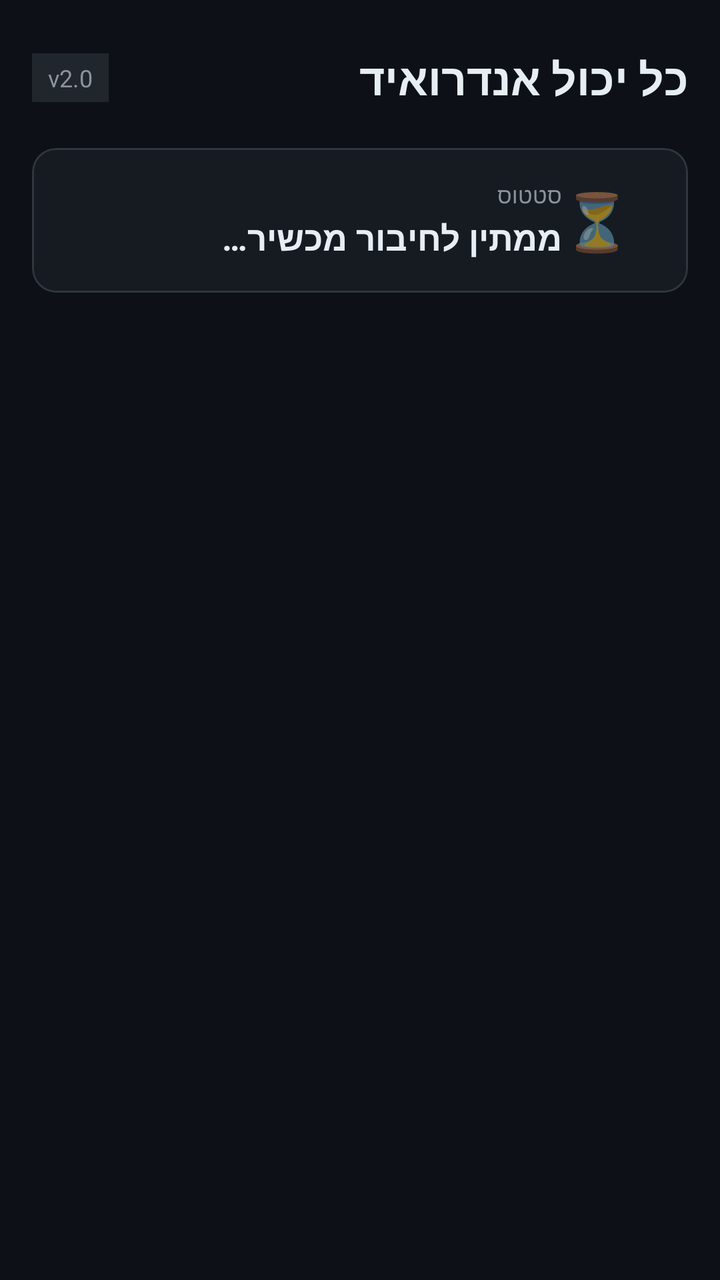
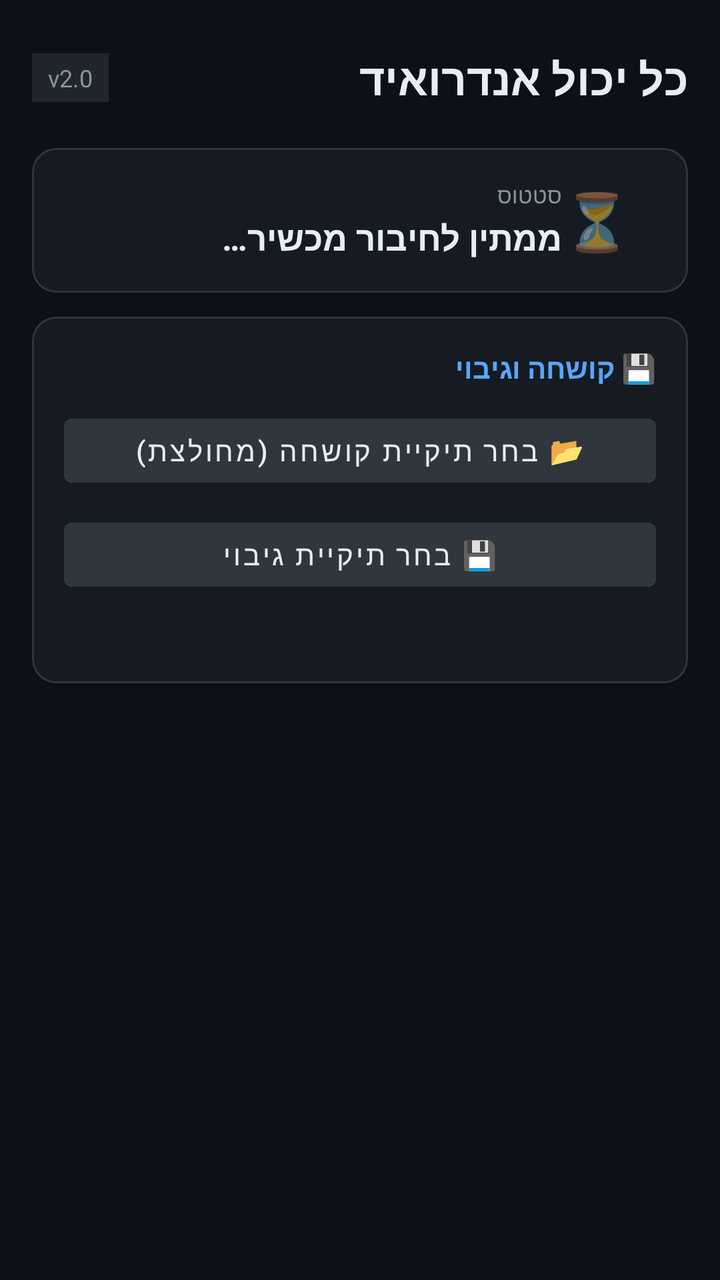

Before-and-after screenshots of an Android layout around one commit, followed by the original layout XML and the change that was made.
<!-- AndroidManifest.xml: application theme Theme.KulYacholAndroid -->
<!-- res/layout/activity_main.xml -->
<?xml version="1.0" encoding="utf-8"?>
<ScrollView xmlns:android="http://schemas.android.com/apk/res/android"
    xmlns:app="http://schemas.android.com/apk/res-auto"
    android:id="@+id/scrollView"
    android:layout_width="match_parent"
    android:layout_height="match_parent"
    android:background="#0D1117"
    android:padding="16dp">

    <LinearLayout
        android:layout_width="match_parent"
        android:layout_height="wrap_content"
        android:orientation="vertical"
        android:layoutDirection="rtl">

        
        <LinearLayout
            android:layout_width="match_parent"
            android:layout_height="wrap_content"
            android:orientation="horizontal"
            android:gravity="center_vertical"
            android:layout_marginBottom="20dp"
            android:layout_marginTop="8dp">

            <TextView
                android:layout_width="0dp"
                android:layout_height="wrap_content"
                android:layout_weight="1"
                android:text="@string/app_name"
                android:textSize="22sp"
                android:textStyle="bold"
                android:textColor="#E6EDF3" />

            <TextView
                android:id="@+id/tvVersion"
                android:layout_width="wrap_content"
                android:layout_height="wrap_content"
                android:text="v2.0"
                android:textSize="12sp"
                android:textColor="#8B949E"
                android:background="#21262D"
                android:paddingHorizontal="8dp"
                android:paddingVertical="4dp" />
        </LinearLayout>

        
        <com.google.android.material.card.MaterialCardView
            android:layout_width="match_parent"
            android:layout_height="wrap_content"
            android:layout_marginBottom="12dp"
            app:cardBackgroundColor="#161B22"
            app:cardCornerRadius="12dp"
            app:strokeColor="#30363D"
            app:strokeWidth="1dp">

            <LinearLayout
                android:layout_width="match_parent"
                android:layout_height="wrap_content"
                android:orientation="horizontal"
                android:padding="16dp"
                android:gravity="center_vertical">

                <TextView
                    android:id="@+id/tvStatusIcon"
                    android:layout_width="wrap_content"
                    android:layout_height="wrap_content"
                    android:text="⏳"
                    android:textSize="28sp"
                    android:layout_marginStart="12dp" />

                <LinearLayout
                    android:layout_width="0dp"
                    android:layout_height="wrap_content"
                    android:layout_weight="1"
                    android:orientation="vertical">

                    <TextView
                        android:layout_width="wrap_content"
                        android:layout_height="wrap_content"
                        android:text="סטטוס"
                        android:textSize="11sp"
                        android:textColor="#8B949E" />

                    <TextView
                        android:id="@+id/tvStatus"
                        android:layout_width="wrap_content"
                        android:layout_height="wrap_content"
                        android:text="@string/status_waiting"
                        android:textSize="17sp"
                        android:textStyle="bold"
                        android:textColor="#E6EDF3"
                        android:layout_marginTop="2dp" />
                </LinearLayout>
            </LinearLayout>
        </com.google.android.material.card.MaterialCardView>

        
        <Button
            android:id="@+id/btnRequestPermission"
            android:layout_width="match_parent"
            android:layout_height="48dp"
            android:layout_marginBottom="12dp"
            android:text="@string/btn_request_permission"
            android:textColor="#FFFFFF"
            android:backgroundTint="#1F6FEB"
            android:visibility="gone" />

        
        <com.google.android.material.card.MaterialCardView
            android:id="@+id/cardDeviceInfo"
            android:layout_width="match_parent"
            android:layout_height="wrap_content"
            android:layout_marginBottom="12dp"
            android:visibility="gone"
            app:cardBackgroundColor="#161B22"
            app:cardCornerRadius="12dp"
            app:strokeColor="#30363D"
            app:strokeWidth="1dp">

            <LinearLayout
                android:layout_width="match_parent"
                android:layout_height="wrap_content"
                android:orientation="vertical"
                android:padding="16dp">

                <TextView
                    android:layout_width="wrap_content"
                    android:layout_height="wrap_content"
                    android:text="🔍 פרטי מכשיר USB"
                    android:textSize="14sp"
                    android:textStyle="bold"
                    android:textColor="#58A6FF"
                    android:layout_marginBottom="10dp" />

                <TextView android:id="@+id/tvVid"
                    android:layout_width="wrap_content"
                    android:layout_height="wrap_content"
                    android:textColor="#E6EDF3"
                    android:fontFamily="monospace"
                    android:textSize="13sp"
                    android:layout_marginBottom="4dp" />

                <TextView android:id="@+id/tvPid"
                    android:layout_width="wrap_content"
                    android:layout_height="wrap_content"
                    android:textColor="#E6EDF3"
                    android:fontFamily="monospace"
                    android:textSize="13sp"
                    android:layout_marginBottom="4dp" />

                <TextView android:id="@+id/tvManufacturer"
                    android:layout_width="wrap_content"
                    android:layout_height="wrap_content"
                    android:textColor="#8B949E"
                    android:textSize="13sp"
                    android:layout_marginBottom="4dp" />

                <TextView android:id="@+id/tvProduct"
                    android:layout_width="wrap_content"
                    android:layout_height="wrap_content"
                    android:textColor="#8B949E"
                    android:textSize="13sp"
                    android:layout_marginBottom="4dp" />

                <TextView android:id="@+id/tvMode"
                    android:layout_width="wrap_content"
                    android:layout_height="wrap_content"
                    android:textColor="#3FB950"
                    android:textSize="13sp"
                    android:textStyle="bold" />

                
                <Button
                    android:id="@+id/btnReadChip"
                    android:layout_width="match_parent"
                    android:layout_height="44dp"
                    android:layout_marginTop="12dp"
                    android:text="📡 קרא מידע שבב"
                    android:textColor="#FFFFFF"
                    android:backgroundTint="#238636"
                    android:visibility="gone" />

                <ProgressBar
                    android:id="@+id/progressChip"
                    android:layout_width="wrap_content"
                    android:layout_height="wrap_content"
                    android:layout_gravity="center"
                    android:layout_marginTop="8dp"
                    android:visibility="gone" />
            </LinearLayout>
        </com.google.android.material.card.MaterialCardView>

        
        <com.google.android.material.card.MaterialCardView
            android:id="@+id/cardChipInfo"
            android:layout_width="match_parent"
            android:layout_height="wrap_content"
            android:layout_marginBottom="12dp"
            android:visibility="gone"
            app:cardBackgroundColor="#0D2818"
            app:cardCornerRadius="12dp"
            app:strokeColor="#238636"
            app:strokeWidth="1dp">

            <LinearLayout
                android:layout_width="match_parent"
                android:layout_height="wrap_content"
                android:orientation="vertical"
                android:padding="16dp">

                <TextView
                    android:layout_width="wrap_content"
                    android:layout_height="wrap_content"
                    android:text="✅ מידע שבב"
                    android:textSize="14sp"
                    android:textStyle="bold"
                    android:textColor="#3FB950"
                    android:layout_marginBottom="8dp" />

                <TextView
                    android:id="@+id/tvChipName"
                    android:layout_width="wrap_content"
                    android:layout_height="wrap_content"
                    android:textSize="20sp"
                    android:textStyle="bold"
                    android:textColor="#E6EDF3"
                    android:layout_marginBottom="4dp" />

                <TextView
                    android:id="@+id/tvChipId"
                    android:layout_width="wrap_content"
                    android:layout_height="wrap_content"
                    android:textSize="13sp"
                    android:fontFamily="monospace"
                    android:textColor="#8B949E"
                    android:layout_marginBottom="4dp" />

                <TextView
                    android:id="@+id/tvChipVer"
                    android:layout_width="wrap_content"
                    android:layout_height="wrap_content"
                    android:textSize="12sp"
                    android:fontFamily="monospace"
                    android:textColor="#8B949E"
                    android:visibility="gone" />
            </LinearLayout>
        </com.google.android.material.card.MaterialCardView>

        
        <com.google.android.material.card.MaterialCardView
            android:id="@+id/cardLog"
            android:layout_width="match_parent"
            android:layout_height="wrap_content"
            android:visibility="gone"
            app:cardBackgroundColor="#0D1117"
            app:cardCornerRadius="12dp"
            app:strokeColor="#30363D"
            app:strokeWidth="1dp">

            <LinearLayout
                android:layout_width="match_parent"
                android:layout_height="wrap_content"
                android:orientation="vertical"
                android:padding="12dp">

                <TextView
                    android:layout_width="wrap_content"
                    android:layout_height="wrap_content"
                    android:text="📋 לוג"
                    android:textSize="12sp"
                    android:textColor="#8B949E"
                    android:layout_marginBottom="6dp" />

                <TextView
                    android:id="@+id/tvLog"
                    android:layout_width="match_parent"
                    android:layout_height="wrap_content"
                    android:textSize="12sp"
                    android:fontFamily="monospace"
                    android:textColor="#8B949E"
                    android:lineSpacingExtra="4dp" />
            </LinearLayout>
        </com.google.android.material.card.MaterialCardView>

    </LinearLayout>
</ScrollView>
<!-- resources referenced by this layout -->
<resources>
  <string name="app_name">כל יכול אנדרואיד</string>
  <string name="btn_request_permission">🔑 בקש הרשאת USB</string>
  <string name="status_waiting">ממתין לחיבור מכשיר…</string>
  <style name="Theme.KulYacholAndroid" parent="Theme.MaterialComponents.DayNight.DarkActionBar">
          <item name="colorPrimary">#1565C0</item>
          <item name="colorPrimaryVariant">#0D47A1</item>
          <item name="colorOnPrimary">#FFFFFF</item>
          <item name="colorSecondary">#00ACC1</item>
          <item name="colorOnSecondary">#000000</item>
          <item name="android:statusBarColor">?attr/colorPrimaryVariant</item>
      </style>
</resources>

<!-- the commit's change to res/layout/activity_main.xml (unified diff, before → after) -->
@@ -248,6 +248,61 @@
 
         
         <com.google.android.material.card.MaterialCardView
+            android:id="@+id/cardFlash"
+            android:layout_width="match_parent"
+            android:layout_height="wrap_content"
+            android:layout_marginBottom="12dp"
+            app:cardBackgroundColor="#161B22"
+            app:cardCornerRadius="12dp"
+            app:strokeColor="#30363D"
+            app:strokeWidth="1dp">
+
+            <LinearLayout
+                android:layout_width="match_parent"
+                android:layout_height="wrap_content"
+                android:orientation="vertical"
+                android:padding="16dp">
+
+                <TextView
+                    android:layout_width="wrap_content"
+                    android:layout_height="wrap_content"
+                    android:text="💾 קושחה וגיבוי"
+                    android:textSize="14sp"
+                    android:textStyle="bold"
+                    android:textColor="#58A6FF"
+                    android:layout_marginBottom="10dp" />
+
+                <Button
+                    android:id="@+id/btnPickFirmware"
+                    android:layout_width="match_parent"
+                    android:layout_height="44dp"
+                    android:text="📂 בחר תיקיית קושחה (מחולצת)"
+                    android:textColor="#E6EDF3"
+                    android:backgroundTint="#30363D" />
+
+                <Button
+                    android:id="@+id/btnPickBackup"
+                    android:layout_width="match_parent"
+                    android:layout_height="44dp"
+                    android:layout_marginTop="8dp"
+                    android:text="💾 בחר תיקיית גיבוי"
+                    android:textColor="#E6EDF3"
+                    android:backgroundTint="#30363D" />
+
+                <TextView
+                    android:id="@+id/tvFlashInfo"
+                    android:layout_width="wrap_content"
+                    android:layout_height="wrap_content"
+                    android:layout_marginTop="10dp"
+                    android:fontFamily="monospace"
+                    android:textSize="12sp"
+                    android:textColor="#8B949E"
+                    android:lineSpacingExtra="3dp" />
+            </LinearLayout>
+        </com.google.android.material.card.MaterialCardView>
+
+        
+        <com.google.android.material.card.MaterialCardView
             android:id="@+id/cardLog"
             android:layout_width="match_parent"
             android:layout_height="wrap_content"
